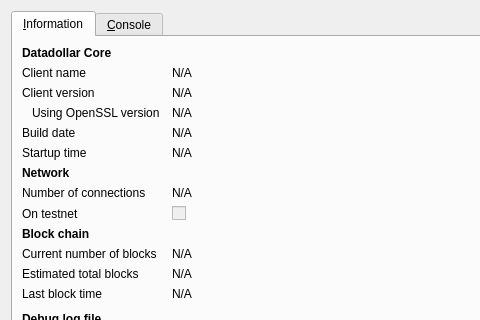
shapiroisme/datadollar, file src/qt/forms/rpcconsole.ui: the form before one commit; both pictures show x 0 to 480 and y 0 to 320 of the 740 by 450 pixel window.
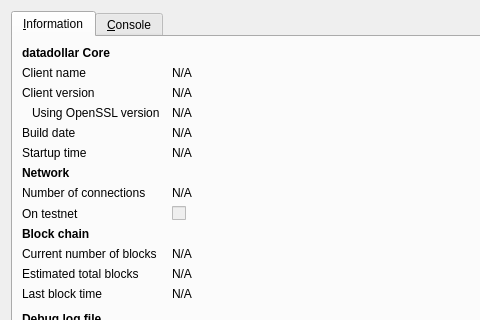
The form after the commit. Icons and pictures are not drawn.

What changed in the file:
```diff
--- a/src/qt/forms/rpcconsole.ui
+++ b/src/qt/forms/rpcconsole.ui
@@ -36,7 +36,7 @@
           </font>
          </property>
          <property name="text">
-          <string>Datadollar Core</string>
+          <string>datadollar Core</string>
          </property>
         </widget>
        </item>
```
Left out of the diff: 6 changed lines with no effect on the pictures.
